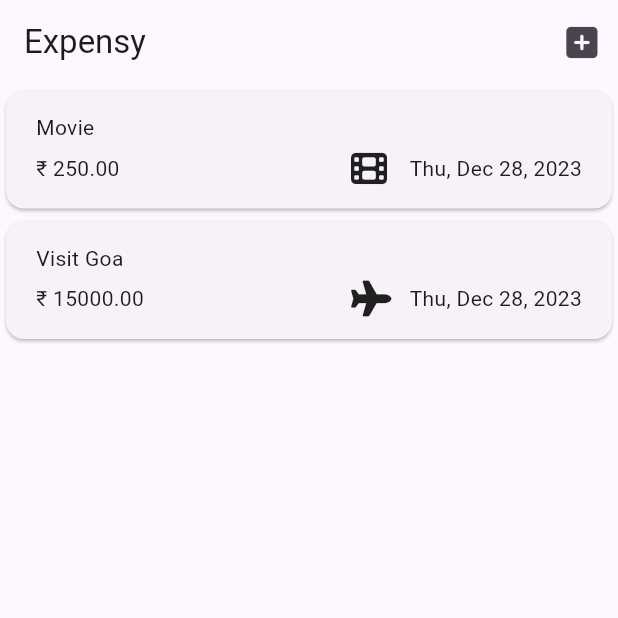
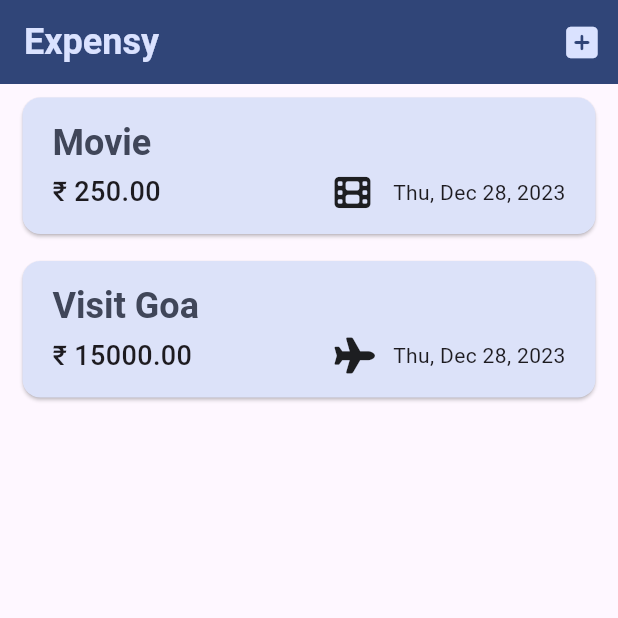
Before and after one commit to CodewithAnn/Expense_Tracker_App, a Flutter app: the screen it shows after launch, on a phone screen of 412 x 824 dp, the top half of it. Run offline on Flutter 3.47's test engine with Material 3 defaults, Android fonts, the phone set to English and light mode, and no system bars; our stand-ins replace font_awesome_flutter; missing offline and left inert: dart:ffi.

Commit message:
added theme in app components

```diff
--- a/lib/main.dart
+++ b/lib/main.dart
@@ -1,11 +1,13 @@
+import 'package:expense_tracker/Components/Theme/ktheme.dart';
 import 'package:expense_tracker/widgets/expenses.dart';
 import 'package:flutter/material.dart';
 
 void main() {
   runApp(
-    const MaterialApp(
+    MaterialApp(
+      theme: kThemeData,
       debugShowCheckedModeBanner: false,
-      home: Expenses(),
+      home: const Expenses(),
     ),
   );
 }
--- a/lib/widgets/expense_list/expense_item.dart
+++ b/lib/widgets/expense_list/expense_item.dart
@@ -20,13 +20,20 @@ class ExpenseItem extends StatelessWidget {
         child: Column(
           crossAxisAlignment: CrossAxisAlignment.start,
           children: [
-            Text(expense.title),
+            Text(
+              expense.title,
+              style: Theme.of(context).textTheme.titleLarge,
+            ),
             const SizedBox(
               height: 5,
             ),
             Row(
               children: [
-                Text('\₹ ${expense.amount.toStringAsFixed(2)}'),
+                Text(
+                  '\₹ ${expense.amount.toStringAsFixed(2)}',
+                  style: const TextStyle(
+                      fontSize: 18, fontWeight: FontWeight.w500),
+                ),
                 const Spacer(),
                 Row(
                   children: [
--- a/lib/widgets/expense_list/expense_list.dart
+++ b/lib/widgets/expense_list/expense_list.dart
@@ -3,11 +3,8 @@ import 'package:expense_tracker/widgets/expense_list/expense_item.dart';
 import 'package:flutter/material.dart';
 
 class ExpenseList extends StatelessWidget {
-  const ExpenseList({
-    super.key,
-    required this.expense,
-    required this.onRemoveExpense
-  });
+  const ExpenseList(
+      {super.key, required this.expense, required this.onRemoveExpense});
   final void Function(Expense expense) onRemoveExpense;
   final List<Expense> expense;
 
@@ -17,6 +14,12 @@ class ExpenseList extends StatelessWidget {
       itemCount: expense.length,
       itemBuilder: (context, index) => Dismissible(
         key: ValueKey(expense[index]),
+        background: Container(
+          color: Theme.of(context).colorScheme.error.withOpacity(0.5),
+          margin: EdgeInsets.symmetric(
+            horizontal: Theme.of(context).cardTheme.margin!.horizontal,
+          ),
+        ),
         onDismissed: (direction) => onRemoveExpense(expense[index]),
         child: ExpenseItem(expense[index]),
       ),
```
